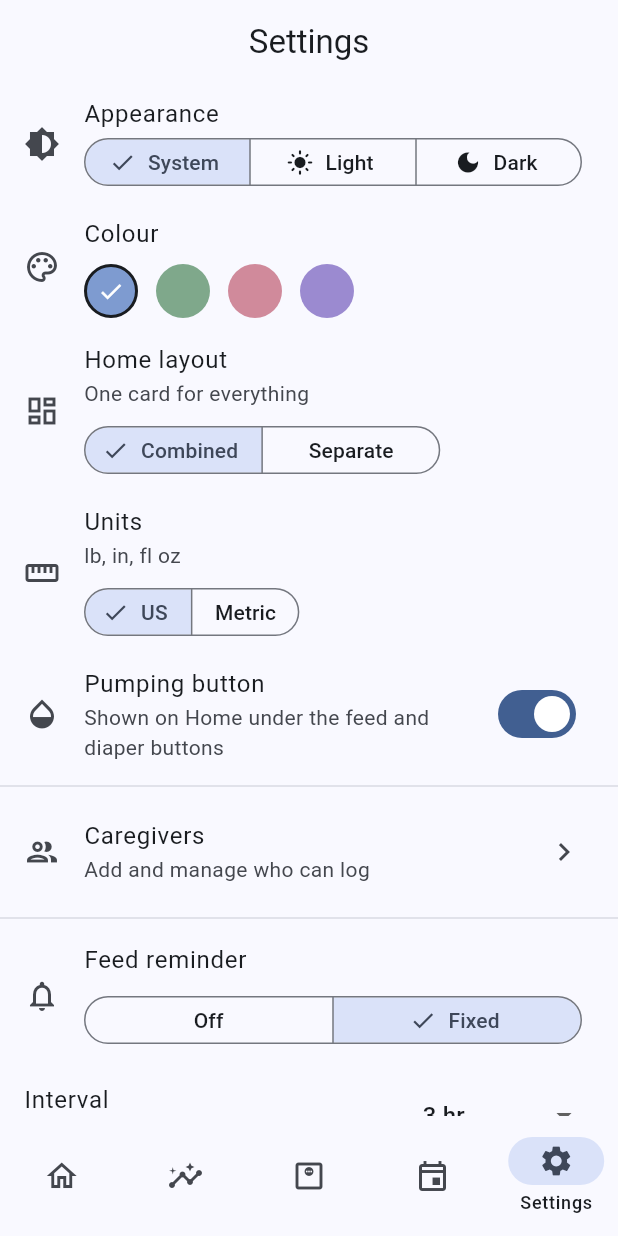
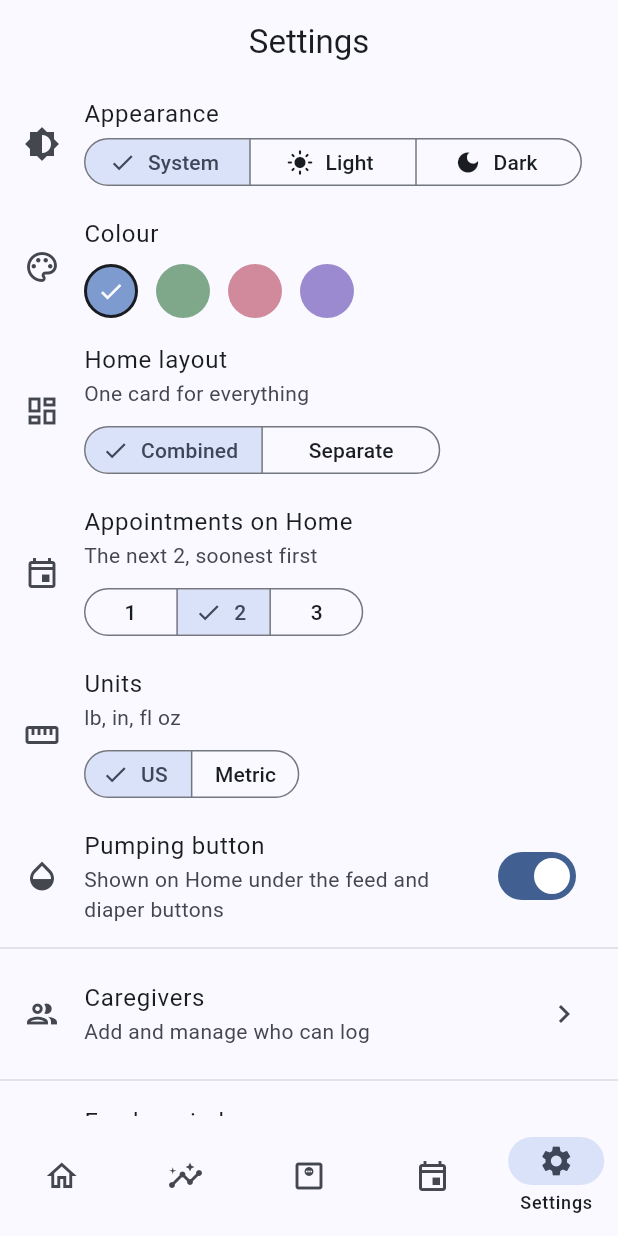
Before and after one commit to greentea524/baby-app, a Flutter app: the screen it shows once a user with an empty profile is signed in, item 5 of the bottom bar chosen, on a phone screen of 412 x 824 dp. Run offline on Flutter 3.47's test engine with Material 3 defaults, Android fonts, the phone set to English and light mode, and no system bars; our stand-ins replace cloud_firestore, firebase_auth, firebase_core, firebase_messaging, flutter_riverpod, go_router and 2 more; missing offline and left inert: file_saver; accounts and stored records are empty; statements that could not run were skipped.

Commit message:
Show more than one upcoming appointment on Home
The status card showed only the next appointment, which is usually the
one you already remember — the one after it is what you would have to go
and look up.

Home now lists the next few, controlled by a 1/2/3 picker in Settings
beside the existing layout choice, defaulting to two. A setting rather
than a fixed number because how far ahead is worth seeing depends on how
busy the calendar is: extra rows are clutter for a family with a single
checkup booked, and two is not enough for one mid-referral.

Only the first row is labelled "Next appointment" and the rest say
"Then", so a stack of identical labels doesn't read as one row repeated.
The imminent-visit accent stays on the first as well — tinting a later
appointment the same way would compete with the thing that needs
attention today.

A stored count outside the offered options falls back to the default,
since it would otherwise render a row count the picker has no segment to
undo.

Co-Authored-By: Claude Opus 5 <noreply@anthropic.com>
Claude-Session: https://claude.ai/code/session_01XtrBSFmnnBnjYNHetqx4Ay

```diff
--- a/lib/features/settings/settings_screen.dart
+++ b/lib/features/settings/settings_screen.dart
@@ -55,6 +55,7 @@ class SettingsScreen extends ConsumerWidget {
           ),
           const _AccentPicker(),
           const _HomeLayoutPicker(),
+          const _AppointmentCountPicker(),
           const _UnitsPicker(),
           const _PumpingActionToggle(),
           const Divider(),
@@ -169,6 +170,40 @@ class _HomeLayoutPicker extends ConsumerWidget {
             selected: {selected},
             onSelectionChanged: (s) =>
                 ref.read(homeLayoutProvider.notifier).setLayout(s.first),
+          ),
+        ],
+      ),
+    );
+  }
+}
+
+/// How many upcoming appointments Home lists.
+class _AppointmentCountPicker extends ConsumerWidget {
+  const _AppointmentCountPicker();
+
+  @override
+  Widget build(BuildContext context, WidgetRef ref) {
+    final selected = ref.watch(homeAppointmentCountProvider);
+    return ListTile(
+      leading: const Icon(Icons.event_outlined),
+      title: const Text('Appointments on Home'),
+      subtitle: Column(
+        crossAxisAlignment: CrossAxisAlignment.start,
+        children: [
+          Text(
+            selected == 1
+                ? 'Just the next one'
+                : 'The next $selected, soonest first',
+          ),
+          const SizedBox(height: 8),
+          SegmentedButton<int>(
+            segments: [
+              for (final n in appointmentCountOptions)
+                ButtonSegment(value: n, label: Text('$n')),
+            ],
+            selected: {selected},
+            onSelectionChanged: (s) =>
+                ref.read(homeAppointmentCountProvider.notifier).set(s.first),
           ),
         ],
       ),
```
Also changed, not shown: lib/features/home/home_prefs.dart (+40 -0 lines), lib/features/home/home_status_card.dart (+36 -15 lines), 1 other file.
